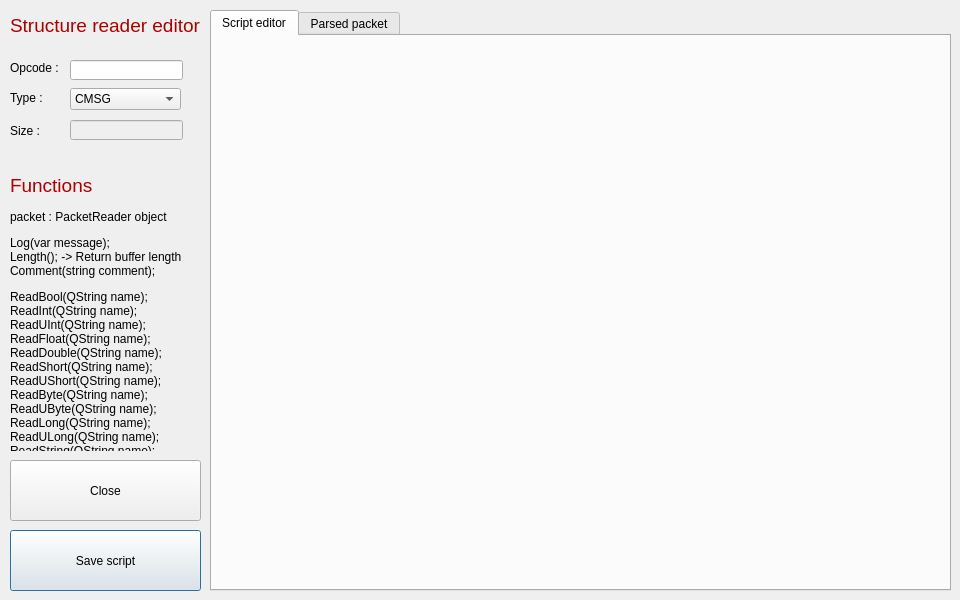
WakBox/Wakxy, file src/ScriptEditor/dialogpacket.ui: the form before one commit.
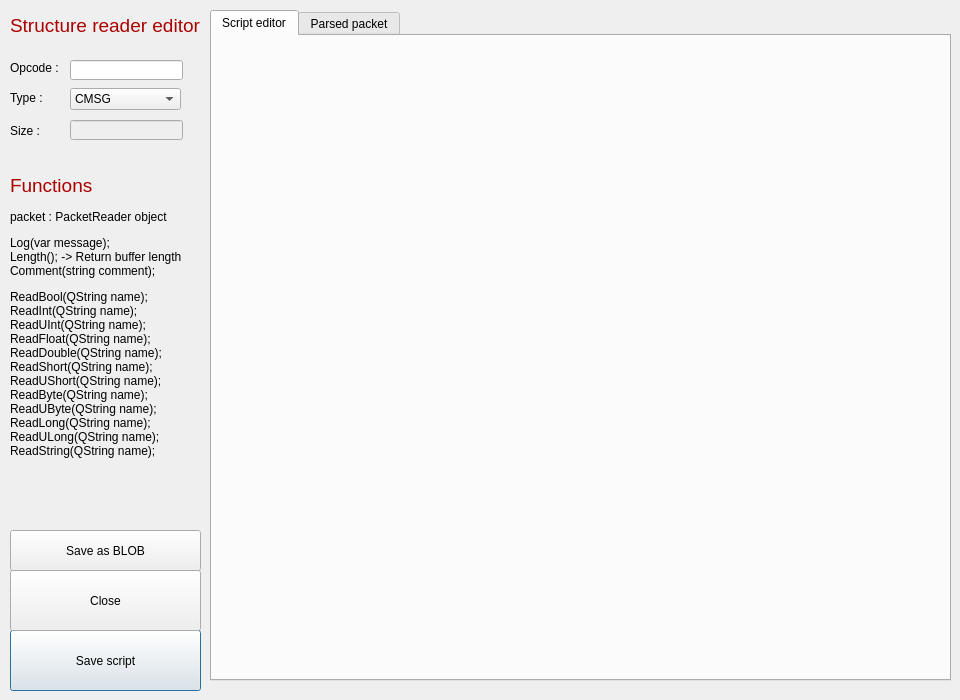
The form after the commit. Icons and pictures are not drawn.

Commit message: Added a button to dump packet as BLOB (binary).

Diff of the .ui file:
```diff
--- a/src/ScriptEditor/dialogpacket.ui
+++ b/src/ScriptEditor/dialogpacket.ui
@@ -7,19 +7,19 @@
     <x>0</x>
     <y>0</y>
     <width>960</width>
-    <height>600</height>
+    <height>700</height>
    </rect>
   </property>
   <property name="minimumSize">
    <size>
     <width>960</width>
-    <height>600</height>
+    <height>700</height>
    </size>
   </property>
   <property name="maximumSize">
    <size>
     <width>960</width>
-    <height>600</height>
+    <height>700</height>
    </size>
   </property>
   <property name="windowTitle">
@@ -146,7 +146,7 @@
      <x>10</x>
      <y>210</y>
      <width>191</width>
-     <height>241</height>
+     <height>301</height>
     </rect>
    </property>
    <property name="text">
@@ -168,7 +168,7 @@
      <x>210</x>
      <y>10</y>
      <width>741</width>
-     <height>581</height>
+     <height>671</height>
     </rect>
    </property>
    <property name="currentIndex">
@@ -202,7 +202,7 @@
    <property name="geometry">
     <rect>
      <x>10</x>
-     <y>530</y>
+     <y>630</y>
      <width>191</width>
      <height>61</height>
     </rect>
@@ -215,7 +215,7 @@
    <property name="geometry">
     <rect>
      <x>10</x>
-     <y>460</y>
+     <y>570</y>
      <width>191</width>
      <height>61</height>
     </rect>
@@ -224,6 +224,19 @@
     <string>Close</string>
    </property>
   </widget>
+  <widget class="QPushButton" name="Blob">
+   <property name="geometry">
+    <rect>
+     <x>10</x>
+     <y>530</y>
+     <width>191</width>
+     <height>41</height>
+    </rect>
+   </property>
+   <property name="text">
+    <string>Save as BLOB</string>
+   </property>
+  </widget>
  </widget>
  <resources>
   <include location="../Ressources/ressources.qrc"/>
```
Left out of the diff: 3 changed lines with no effect on the pictures. The commit also changes 3 other files.
